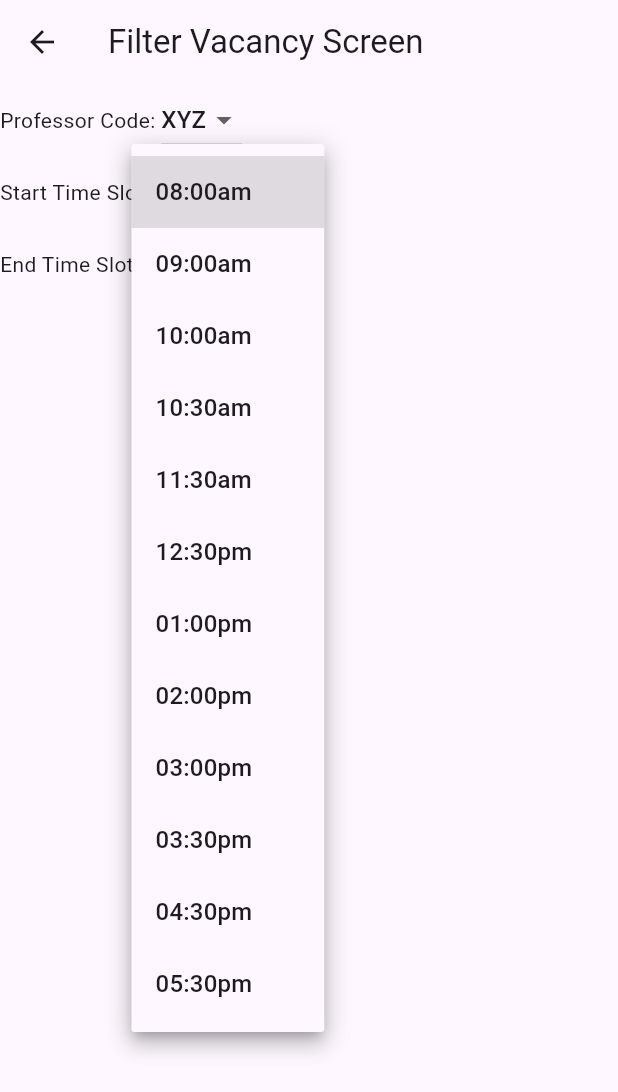
After one commit to RYXVL/class_sync_timetable_manager, a Flutter app: the FilterVacancyScreen screen opened by its route, after a tap on "08:00am", on a phone screen of 412 x 824 dp. The commit adds this screen. Shown: the top 1092 px of the screen. Run offline on Flutter 3.47's test engine with Material 3 defaults, Android fonts, the phone set to English and light mode, and no system bars; our stand-ins replace cloud_firestore, firebase_auth, firebase_core; accounts and stored records are empty.

Commit message:
added new changes and the filter vacancy screen

```diff
--- a/lib/dummy_data.dart
+++ b/lib/dummy_data.dart
@@ -3,6 +3,61 @@ import 'package:flutter/material.dart';
 
 class DummyData {
   String professorCode = 'XYZ';
+
+  static List<String> daysInAWeek = [
+    'Monday',
+    'Tuesday',
+    'Wednesday',
+    'Thursday',
+    'Friday',
+    'Saturday',
+  ];
+
+  // TODO: To be moved to Firestore
+  static List<String> profCodes = [
+    'XYZ',
+  ];
+
+  static List<String> times = [
+    '08:00am',
+    '09:00am',
+    '10:00am',
+    '10:30am',
+    '11:30am',
+    '12:30pm',
+    '01:00pm',
+    '02:00pm',
+    '03:00pm',
+    '03:30pm',
+    '04:30pm',
+    '05:30pm',
+  ];
+
+  List<DropdownMenuItem> generateProfCodesMenuItems() {
+    List<DropdownMenuItem> profCodesMenuItems = [];
+    for (String code in profCodes) {
+      profCodesMenuItems.add(
+        DropdownMenuItem(
+          child: Text(code),
+          value: code,
+        ),
+      );
+    }
+    return profCodesMenuItems;
+  }
+
+  List<DropdownMenuItem> generateTimeSlotsMenuItems() {
+    List<DropdownMenuItem> profTimeSlotsItems = [];
+    for (String time in times) {
+      profTimeSlotsItems.add(
+        DropdownMenuItem(
+          child: Text(time),
+          value: time,
+        ),
+      );
+    }
+    return profTimeSlotsItems;
+  }
 
   List dummyTimetable = [
     {
@@ -457,6 +512,8 @@ class DummyData {
     },
   ];
 
+  // Takes data from 'dummyTimetable' list of this class and makes a list of text widgets out
+  // of them and returns it.
   List<Widget> generateWidgetsForDummyData() {
     List<Widget> generatedList = [];
     generatedList.add(Text('Professor Code: $professorCode'));
@@ -476,6 +533,8 @@ class DummyData {
     return generatedList;
   }
 
+  // Gets all documents from firebase using the professor code and prints the 'dayOfWeek'
+  // and 'timetable' from each doc.
   void getDummyDataFromFirebaseFirestore() async {
     try {
       FirebaseFirestore db = FirebaseFirestore.instance;
@@ -489,6 +548,9 @@ class DummyData {
     }
   }
 
+  // Gets all documents from firebase snapshots using the professor code and prints the
+  // 'dayOfWeek' and 'timetable' from each doc. Whenever there is a change made in firestore
+  // data, it automatically sends the new data to the app and it printed again.
   void getDummyDataFromFirebaseFirestoreStreams() async {
     FirebaseFirestore db = FirebaseFirestore.instance;
     await for (var snapshot in db.collection(professorCode).snapshots()) {
@@ -499,6 +561,8 @@ class DummyData {
     }
   }
 
+  // Using the 'dummyTimetable' list of this class it pushes the data to firestore where each
+  // doc contains dayOfWeek and one timeslot of that day.
   void insertDummyDataInFirestoreV1() async {
     try {
       FirebaseFirestore db = FirebaseFirestore.instance;
@@ -527,6 +591,8 @@ class DummyData {
     }
   }
 
+  // Using the 'dummyTimetable' list of this class it pushes the data onto firestore where each
+  // doc contains the dayOfWeek and the entire timetable for that day.
   void insertDummyDataInFirestoreV2() async {
     try {
       FirebaseFirestore db = FirebaseFirestore.instance;
@@ -543,4 +609,34 @@ class DummyData {
       print('Caught Error: $e');
     }
   }
+
+  // Using the 'dummyTimetable' list of this class it pushes data into firestore with each doc
+  // having a custom ID consisting of 'professorCode-dayOfWeek' and the data of the doc is the
+  // entire timetable for that day.
+  void insertDummyDataInFirestoreV3() async {
+    try {
+      FirebaseFirestore db = FirebaseFirestore.instance;
+      for (var daysTimeTable in dummyTimetable) {
+        String dayOfWeek = daysTimeTable['dayOfWeek'];
+        List timetable = daysTimeTable['timetable'];
+        // ------------------------------------------------
+        await db
+            .collection(professorCode)
+            .doc('$professorCode-$dayOfWeek')
+            .set({'timetable': timetable}).then((value) {
+          print('Document inserted successfully!');
+        }).catchError((error) {
+          print('Failed to insert document: $error');
+        });
+        // ------------------------------------------------
+        // await db.collection(professorCode).add({
+        //   'dayOfWeek': dayOfWeek,
+        //   'timetable': timetable,
+        // });
+      }
+      print('Dummy data insertion into Firestore Completed!');
+    } catch (e) {
+      print('Caught Error: $e');
+    }
+  }
 }
--- a/lib/main.dart
+++ b/lib/main.dart
@@ -2,6 +2,7 @@ import 'package:firebase_core/firebase_core.dart';
 import 'package:flutter/material.dart';
 
 import 'firebase_options.dart';
+import 'screens/filter_vacancy_screen.dart';
 import 'screens/login_screen.dart';
 import 'screens/registration_screen.dart';
 import 'screens/timetable_screen.dart';
@@ -28,6 +29,7 @@ class MyApp extends StatelessWidget {
         '/login': (context) => const LoginScreen(),
         '/registration': (context) => const RegistrationScreen(),
         '/timetable': (context) => const TimetableScreen(),
+        '/filtervacancy': (context) => const FilterVacancyScreen(),
       },
       initialRoute: '/',
       // home: const WelcomeScreen(),
--- /dev/null
+++ b/lib/screens/filter_vacancy_screen.dart
@@ -0,0 +1,74 @@
+import 'package:class_sync_timetable_manager/dummy_data.dart';
+import 'package:flutter/material.dart';
+
+class FilterVacancyScreen extends StatefulWidget {
+  const FilterVacancyScreen({Key? key}) : super(key: key);
+
+  @override
+  State<FilterVacancyScreen> createState() => _FilterVacancyScreenState();
+}
+
+class _FilterVacancyScreenState extends State<FilterVacancyScreen> {
+  DummyData dummyData = DummyData();
+  String initialProfCode = DummyData.profCodes[0];
+  String startTimeSlot = DummyData.times[0];
+  String endTimeSlot = DummyData.times[0];
+
+  @override
+  Widget build(BuildContext context) {
+    return Scaffold(
+      appBar: AppBar(
+        title: const Text(
+          'Filter Vacancy Screen',
+        ),
+      ),
+      body: SafeArea(
+          child: Column(
+        children: [
+          Row(
+            children: [
+              const Text('Professor Code: '),
+              DropdownButton(
+                value: initialProfCode,
+                items: dummyData.generateProfCodesMenuItems(),
+                onChanged: (newValue) {
+                  setState(() {
+                    initialProfCode = newValue;
+                  });
+                },
+              ),
+            ],
+          ),
+          Row(
+            children: [
+              const Text('Start Time Slot: '),
+              DropdownButton(
+                value: startTimeSlot,
+                items: dummyData.generateTimeSlotsMenuItems(),
+                onChanged: (newValue) {
+                  setState(() {
+                    startTimeSlot = newValue;
+                  });
+                },
+              ),
+            ],
+          ),
+          Row(
+            children: [
+              const Text('End Time Slot: '),
+              DropdownButton(
+                value: endTimeSlot,
+                items: dummyData.generateTimeSlotsMenuItems(),
+                onChanged: (newValue) {
+                  setState(() {
+                    endTimeSlot = newValue;
+                  });
+                },
+              ),
+            ],
+          )
+        ],
+      )),
+    );
+  }
+}
--- a/lib/screens/timetable_screen.dart
+++ b/lib/screens/timetable_screen.dart
@@ -1,5 +1,7 @@
 import 'package:cloud_firestore/cloud_firestore.dart';
 import 'package:flutter/material.dart';
+
+import '../custom_widgets/registration_login_button.dart';
 
 // import '../dummy_data.dart';
 
@@ -44,6 +46,8 @@ class _TimetableScreenState extends State<TimetableScreen> {
     // dummyData.getDummyDataFromFirebaseFirestoreStreams();
     // dummyData.insertDummyDataInFirestoreV1();
     // dummyData.insertDummyDataInFirestoreV2();
+    // DummyData dummyData = DummyData();
+    // dummyData.insertDummyDataInFirestoreV3();
   }
 
   void updateListViewWithSelectedDay(
@@ -118,6 +122,12 @@ class _TimetableScreenState extends State<TimetableScreen> {
                 },
               ),
             ),
+            RegistrationLoginButton(
+              'Filter Vacancy Screen',
+              () {
+                Navigator.pushNamed(context, '/filtervacancy');
+              },
+            ),
           ],
         ),
       ),
```
